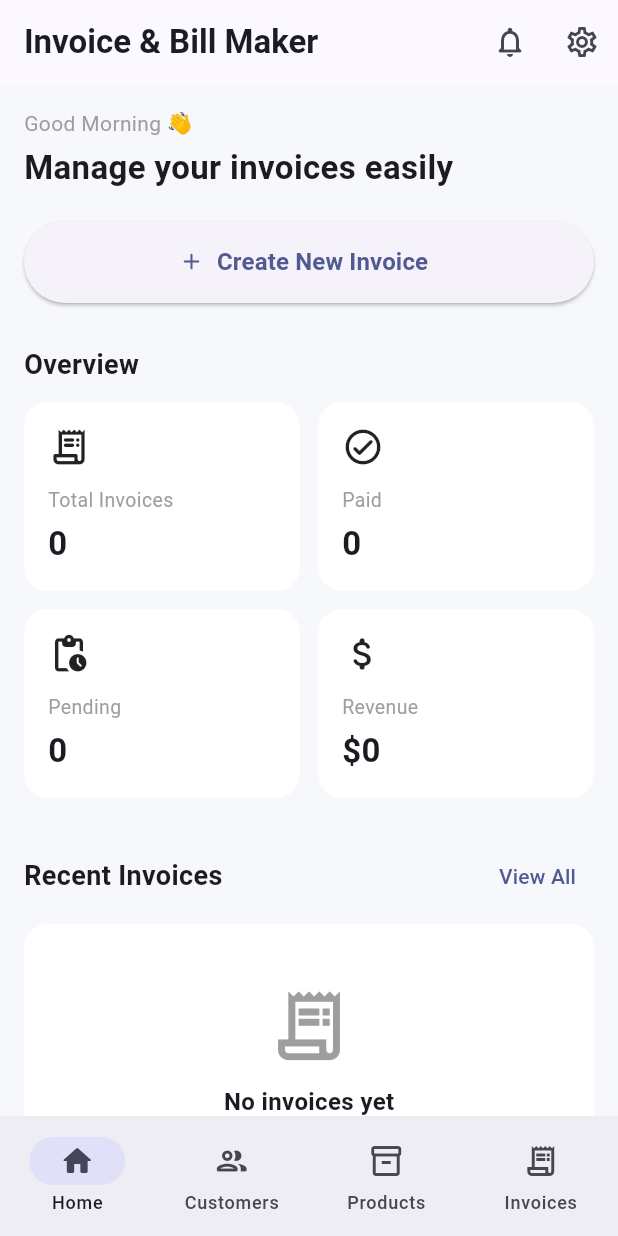
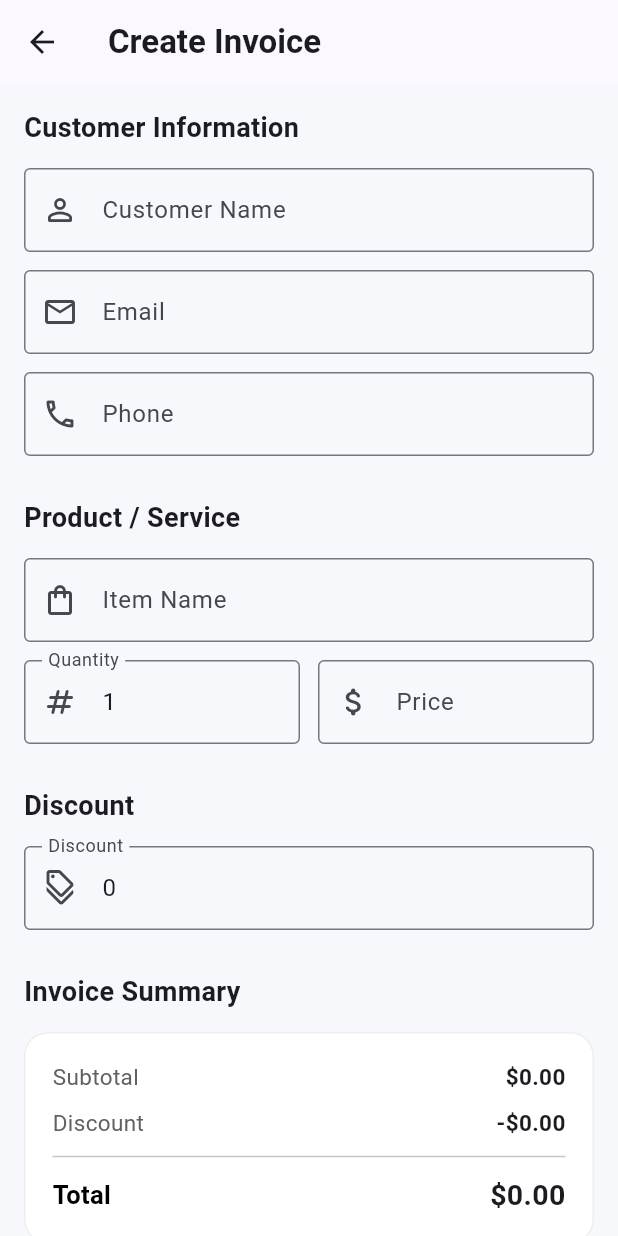
Before and after one commit to MuhammadSirajShah/Invoice-Bill-Maker-, a Flutter app: the screen it shows after launch, after a tap on "Create New Invoice", on a phone screen of 412 x 824 dp. Run offline on Flutter 3.47's test engine with Material 3 defaults, Android fonts, the phone set to English and light mode, and no system bars.

Commit message:
Update project

```diff
--- a/lib/screens/create_invoice_screen.dart
+++ b/lib/screens/create_invoice_screen.dart
@@ -0,0 +1,364 @@
+import 'package:flutter/material.dart';
+
+class CreateInvoiceScreen extends StatefulWidget {
+  const CreateInvoiceScreen({super.key});
+
+  @override
+  State<CreateInvoiceScreen> createState() => _CreateInvoiceScreenState();
+}
+
+class _CreateInvoiceScreenState extends State<CreateInvoiceScreen> {
+  final _formKey = GlobalKey<FormState>();
+
+  final TextEditingController customerNameController =
+  TextEditingController();
+
+  final TextEditingController customerEmailController =
+  TextEditingController();
+
+  final TextEditingController customerPhoneController =
+  TextEditingController();
+
+  final TextEditingController itemNameController =
+  TextEditingController();
+
+  final TextEditingController quantityController =
+  TextEditingController(text: '1');
+
+  final TextEditingController priceController =
+  TextEditingController();
+
+  final TextEditingController discountController =
+  TextEditingController(text: '0');
+
+  double subtotal = 0;
+  double discount = 0;
+  double total = 0;
+
+  void calculateTotal() {
+    final quantity = double.tryParse(quantityController.text) ?? 0;
+    final price = double.tryParse(priceController.text) ?? 0;
+    final discountValue = double.tryParse(discountController.text) ?? 0;
+
+    setState(() {
+      subtotal = quantity * price;
+      discount = discountValue;
+      total = subtotal - discount;
+
+      if (total < 0) {
+        total = 0;
+      }
+    });
+  }
+
+  @override
+  void dispose() {
+    customerNameController.dispose();
+    customerEmailController.dispose();
+    customerPhoneController.dispose();
+    itemNameController.dispose();
+    quantityController.dispose();
+    priceController.dispose();
+    discountController.dispose();
+
+    super.dispose();
+  }
+
+  @override
+  Widget build(BuildContext context) {
+    return Scaffold(
+      appBar: AppBar(
+        title: const Text(
+          'Create Invoice',
+          style: TextStyle(
+            fontWeight: FontWeight.bold,
+          ),
+        ),
+      ),
+
+      body: Form(
+        key: _formKey,
+        child: SingleChildScrollView(
+          padding: const EdgeInsets.all(16),
+          child: Column(
+            crossAxisAlignment: CrossAxisAlignment.start,
+            children: [
+
+              // Customer Information
+              const Text(
+                'Customer Information',
+                style: TextStyle(
+                  fontSize: 18,
+                  fontWeight: FontWeight.bold,
+                ),
+              ),
+
+              const SizedBox(height: 14),
+
+              TextFormField(
+                controller: customerNameController,
+                decoration: const InputDecoration(
+                  labelText: 'Customer Name',
+                  hintText: 'Enter customer name',
+                  prefixIcon: Icon(Icons.person_outline_rounded),
+                  border: OutlineInputBorder(),
+                ),
+                validator: (value) {
+                  if (value == null || value.trim().isEmpty) {
+                    return 'Please enter customer name';
+                  }
+
+                  return null;
+                },
+              ),
+
+              const SizedBox(height: 12),
+
+              TextFormField(
+                controller: customerEmailController,
+                keyboardType: TextInputType.emailAddress,
+                decoration: const InputDecoration(
+                  labelText: 'Email',
+                  hintText: 'customer@example.com',
+                  prefixIcon: Icon(Icons.email_outlined),
+                  border: OutlineInputBorder(),
+                ),
+              ),
+
+              const SizedBox(height: 12),
+
+              TextFormField(
+                controller: customerPhoneController,
+                keyboardType: TextInputType.phone,
+                decoration: const InputDecoration(
+                  labelText: 'Phone',
+                  hintText: 'Enter phone number',
+                  prefixIcon: Icon(Icons.phone_outlined),
+                  border: OutlineInputBorder(),
+                ),
+              ),
+
+              const SizedBox(height: 28),
+
+              // Product / Service
+              const Text(
+                'Product / Service',
+                style: TextStyle(
+                  fontSize: 18,
+                  fontWeight: FontWeight.bold,
+                ),
+              ),
+
+              const SizedBox(height: 14),
+
+              TextFormField(
+                controller: itemNameController,
+                decoration: const InputDecoration(
+                  labelText: 'Item Name',
+                  hintText: 'e.g. Flutter App Development',
+                  prefixIcon: Icon(Icons.shopping_bag_outlined),
+                  border: OutlineInputBorder(),
+                ),
+                validator: (value) {
+                  if (value == null || value.trim().isEmpty) {
+                    return 'Please enter item name';
+                  }
+
+                  return null;
+                },
+              ),
+
+              const SizedBox(height: 12),
+
+              Row(
+                children: [
+                  Expanded(
+                    child: TextFormField(
+                      controller: quantityController,
+                      keyboardType: TextInputType.number,
+                      onChanged: (_) => calculateTotal(),
+                      decoration: const InputDecoration(
+                        labelText: 'Quantity',
+                        prefixIcon: Icon(
+                          Icons.numbers_rounded,
+                        ),
+                        border: OutlineInputBorder(),
+                      ),
+                    ),
+                  ),
+
+                  const SizedBox(width: 12),
+
+                  Expanded(
+                    child: TextFormField(
+                      controller: priceController,
+                      keyboardType: const TextInputType.numberWithOptions(
+                        decimal: true,
+                      ),
+                      onChanged: (_) => calculateTotal(),
+                      decoration: const InputDecoration(
+                        labelText: 'Price',
+                        prefixIcon: Icon(
+                          Icons.attach_money_rounded,
+                        ),
+                        border: OutlineInputBorder(),
+                      ),
+                    ),
+                  ),
+                ],
+              ),
+
+              const SizedBox(height: 28),
+
+              // Discount
+              const Text(
+                'Discount',
+                style: TextStyle(
+                  fontSize: 18,
+                  fontWeight: FontWeight.bold,
+                ),
+              ),
+
+              const SizedBox(height: 14),
+
+              TextFormField(
+                controller: discountController,
+                keyboardType: const TextInputType.numberWithOptions(
+                  decimal: true,
+                ),
+                onChanged: (_) => calculateTotal(),
+                decoration: const InputDecoration(
+                  labelText: 'Discount',
+                  hintText: '0',
+                  prefixIcon: Icon(
+                    Icons.discount_outlined,
+                  ),
+                  border: OutlineInputBorder(),
+                ),
+              ),
+
+              const SizedBox(height: 28),
+
+              // Summary
+              const Text(
+                'Invoice Summary',
+                style: TextStyle(
+                  fontSize: 18,
+                  fontWeight: FontWeight.bold,
+                ),
+              ),
+
+              const SizedBox(height: 14),
+
+              Container(
+                width: double.infinity,
+                padding: const EdgeInsets.all(18),
+                decoration: BoxDecoration(
+                  color: Colors.white,
+                  borderRadius: BorderRadius.circular(16),
+                  border: Border.all(
+                    color: Colors.grey.shade200,
+                  ),
+                ),
+                child: Column(
+                  children: [
+                    _SummaryRow(
+                      title: 'Subtotal',
+                      value: '\$${subtotal.toStringAsFixed(2)}',
+                    ),
+
+                    const SizedBox(height: 10),
+
+                    _SummaryRow(
+                      title: 'Discount',
+                      value: '-\$${discount.toStringAsFixed(2)}',
+                    ),
+
+                    const Divider(
+                      height: 24,
+                    ),
+
+                    _SummaryRow(
+                      title: 'Total',
+                      value: '\$${total.toStringAsFixed(2)}',
+                      isTotal: true,
+                    ),
+                  ],
+                ),
+              ),
+
+              const SizedBox(height: 28),
+
+              // Generate Button
+              SizedBox(
+                width: double.infinity,
+                height: 55,
+                child: ElevatedButton.icon(
+                  onPressed: () {
+                    if (_formKey.currentState!.validate()) {
+                      ScaffoldMessenger.of(context).showSnackBar(
+                        const SnackBar(
+                          content: Text(
+                            'Invoice information is valid.',
+                          ),
+                        ),
+                      );
+                    }
+                  },
+                  icon: const Icon(
+                    Icons.receipt_long_rounded,
+                  ),
+                  label: const Text(
+                    'Generate Invoice',
+                    style: TextStyle(
+                      fontSize: 16,
+                      fontWeight: FontWeight.bold,
+                    ),
+                  ),
+                ),
+              ),
+
+              const SizedBox(height: 20),
+            ],
+          ),
+        ),
+      ),
+    );
+  }
+}
+
+class _SummaryRow extends StatelessWidget {
+  final String title;
+  final String value;
+  final bool isTotal;
+
+  const _SummaryRow({
+    required this.title,
+    required this.value,
+    this.isTotal = false,
+  });
+
+  @override
+  Widget build(BuildContext context) {
+    return Row(
+      mainAxisAlignment: MainAxisAlignment.spaceBetween,
+      children: [
+        Text(
+          title,
+          style: TextStyle(
+            fontSize: isTotal ? 17 : 15,
+            fontWeight: isTotal ? FontWeight.bold : FontWeight.normal,
+            color: isTotal ? Colors.black : Colors.grey.shade700,
+          ),
+        ),
+        Text(
+          value,
+          style: TextStyle(
+            fontSize: isTotal ? 19 : 15,
+            fontWeight: FontWeight.bold,
+          ),
+        ),
+      ],
+    );
+  }
+}
--- a/lib/screens/home_screen.dart
+++ b/lib/screens/home_screen.dart
@@ -1,4 +1,6 @@
 import 'package:flutter/material.dart';
+
+import 'create_invoice_screen.dart';
 
 class HomeScreen extends StatelessWidget {
   const HomeScreen({super.key});
@@ -37,7 +39,7 @@ class HomeScreen extends StatelessWidget {
 
             // Greeting
             const Text(
-              'Good Morning 👋',
+              'Good Morning',
               style: TextStyle(
                 fontSize: 14,
                 color: Colors.grey,
@@ -61,7 +63,14 @@ class HomeScreen extends StatelessWidget {
               width: double.infinity,
               height: 55,
               child: ElevatedButton.icon(
-                onPressed: () {},
+                onPressed: () {
+                  Navigator.push(
+                    context,
+                    MaterialPageRoute(
+                      builder: (context) => const CreateInvoiceScreen(),
+                    ),
+                  );
+                },
                 icon: const Icon(
                   Icons.add_rounded,
                 ),
```
